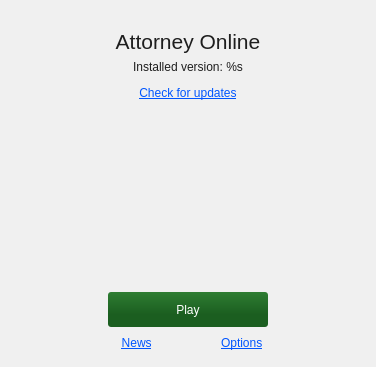
Qt form launcher/mainwindow.ui (Trite699/Grove-Launcher) before a commit.
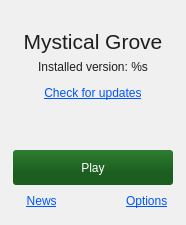
The same form after that commit. Icons and pictures are not drawn.

```diff
--- a/launcher/mainwindow.ui
+++ b/launcher/mainwindow.ui
@@ -6,8 +6,8 @@
    <rect>
     <x>0</x>
     <y>0</y>
-    <width>376</width>
-    <height>367</height>
+    <width>128</width>
+    <height>128</height>
    </rect>
   </property>
   <property name="sizePolicy">
@@ -67,7 +67,7 @@
     <item row="1" column="0">
      <widget class="QLabel" name="brandingText">
       <property name="text">
-       <string>&lt;html&gt;&lt;head/&gt;&lt;body&gt;&lt;p&gt;&lt;span style=&quot; font-size:16pt;&quot;&gt;Attorney Online&lt;/span&gt;&lt;/p&gt;&lt;/body&gt;&lt;/html&gt;</string>
+       <string>&lt;html&gt;&lt;head/&gt;&lt;body&gt;&lt;p&gt;&lt;span style=&quot; font-size:16pt;&quot;&gt;Mystical Grove&lt;/span&gt;&lt;/p&gt;&lt;/body&gt;&lt;/html&gt;</string>
       </property>
       <property name="alignment">
        <set>Qt::AlignCenter</set>
```
